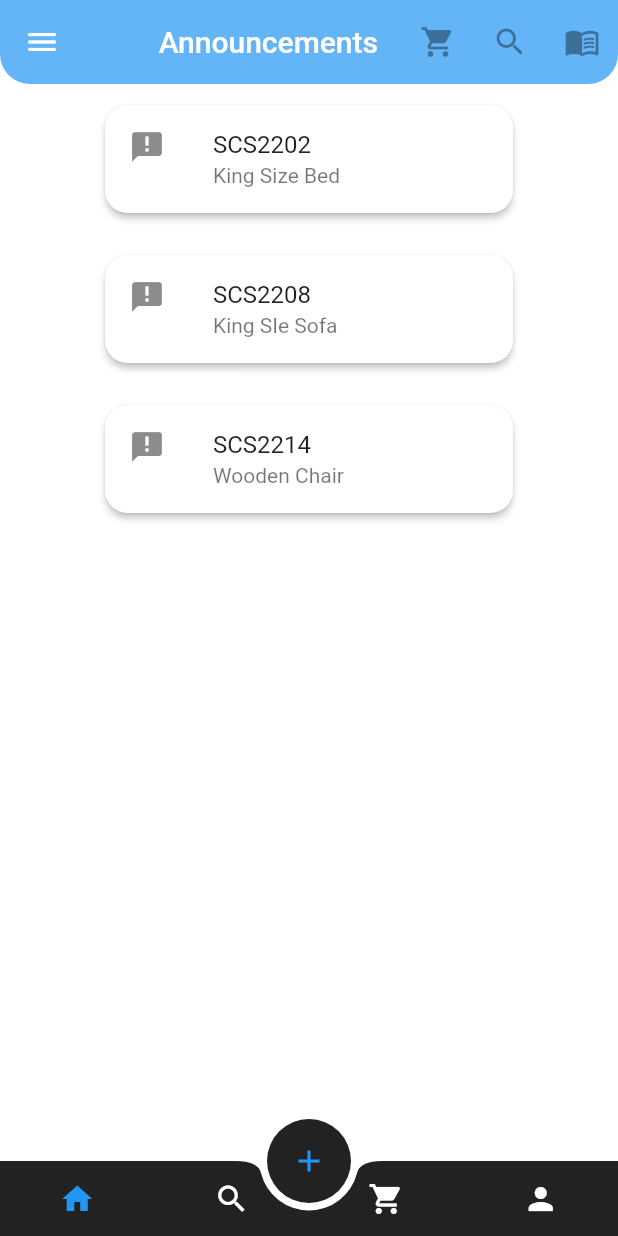
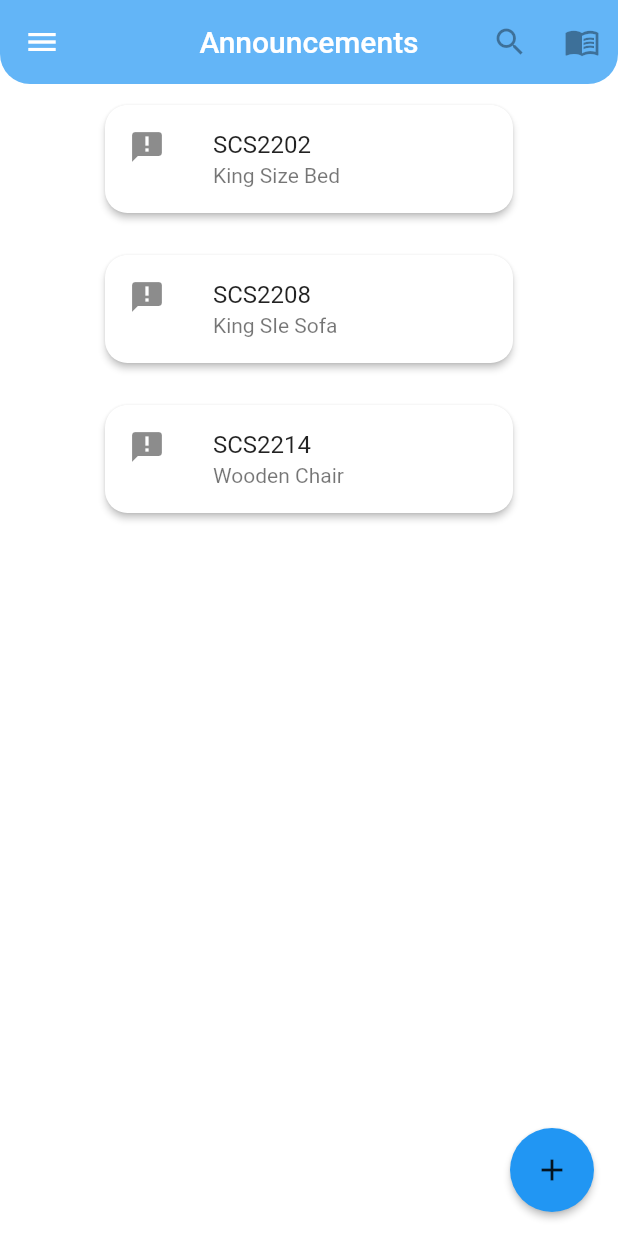
Before and after one commit to DushanthaOlinda/MADHACK-Final, a Flutter app: the screen it shows after launch, on a phone screen of 412 x 824 dp. Run offline on Flutter 3.47's test engine with Material 2 defaults, Android fonts, the phone set to English and light mode, and no system bars; our stand-ins replace firebase_core; accounts and stored records are empty.

Commit message:
removed_unnecessary_parts

```diff
--- a/lib/screens/home/home.dart
+++ b/lib/screens/home/home.dart
@@ -24,7 +24,7 @@ class _HomeState extends State<Home2> {
   Widget build(BuildContext context) {
     return Scaffold(
       backgroundColor: Colors.white,
-      floatingActionButtonLocation: FloatingActionButtonLocation.centerDocked,
+      floatingActionButtonLocation: FloatingActionButtonLocation.endFloat,
       floatingActionButton: FloatingActionButton(
         onPressed: () {
           // push to the add announcement page
@@ -34,9 +34,9 @@ class _HomeState extends State<Home2> {
               builder: (context) => const AddAnnouncement(),
             ),);
         },
-        backgroundColor: Colors.black87,
-        foregroundColor: Colors.blue,
-        elevation: 0,
+        foregroundColor: Colors.black87,
+        backgroundColor: Colors.blue,
+        elevation: 2,
         // shape: BeveledRectangleBorder(
         //   borderRadius: BorderRadius.circular(20.0),
         //   side: const BorderSide(color: Colors.blue, width: 2.0,style: BorderStyle.solid),
@@ -44,40 +44,35 @@ class _HomeState extends State<Home2> {
         // mini: true,
         child: const Icon(Icons.add),
       ),
-      bottomNavigationBar: BottomAppBar(
-        notchMargin: 5.0,
-        color: Colors.black87,
-        elevation: 0,
-        shape: const CircularNotchedRectangle(),
-        child: SizedBox(
-          height: 50.0,
-          child: Row(
-            mainAxisAlignment: MainAxisAlignment.spaceAround,
-            children: [
-              IconButton(
-                onPressed: () {},
-                icon: const Icon(Icons.home),
-                color: Colors.blue,
-              ),
-              IconButton(
-                onPressed: () {},
-                icon: const Icon(Icons.search),
-                color: Colors.white,
-              ),
-              IconButton(
-                onPressed: () {},
-                icon: const Icon(Icons.shopping_cart),
-                color: Colors.white,
-              ),
-              IconButton(
-                onPressed: () {},
-                icon: const Icon(Icons.person),
-                color: Colors.white,
-              ),
-            ],
-          ),
-        ),
-      ),
+      // bottomNavigationBar: BottomAppBar(
+      //   notchMargin: 5.0,
+      //   color: Colors.black87,
+      //   elevation: 0,
+      //   shape: const CircularNotchedRectangle(),
+      //   child: SizedBox(
+      //     height: 50.0,
+      //     child: Row(
+      //       mainAxisAlignment: MainAxisAlignment.spaceAround,
+      //       children: [
+      //         IconButton(
+      //           onPressed: () {},
+      //           icon: const Icon(Icons.home),
+      //           color: Colors.blue,
+      //         ),
+      //         IconButton(
+      //           onPressed: () {},
+      //           icon: const Icon(Icons.search),
+      //           color: Colors.white,
+      //         ),
+      //         IconButton(
+      //           onPressed: () {},
+      //           icon: const Icon(Icons.person),
+      //           color: Colors.white,
+      //         ),
+      //       ],
+      //     ),
+      //   ),
+      // ),
       extendBodyBehindAppBar: true,
       appBar: AppBar(
         // leading: IconButton(
@@ -86,10 +81,6 @@ class _HomeState extends State<Home2> {
         // ),
         title: const Text("Announcements"),
         actions: const [
-          IconButton(
-            icon: Icon(Icons.shopping_cart),
-            onPressed: null,
-          ),
           IconButton(
             icon: Icon(Icons.search),
             onPressed: null,
@@ -145,11 +136,6 @@ class _HomeState extends State<Home2> {
                 onTap: () {},
               ),
               ListTile(
-                leading: const Icon(Icons.shopping_cart),
-                title: const Text("Cart"),
-                onTap: () {},
-              ),
-              ListTile(
                 leading: const Icon(Icons.person),
                 title: const Text("Profile"),
                 onTap: () {},
```
